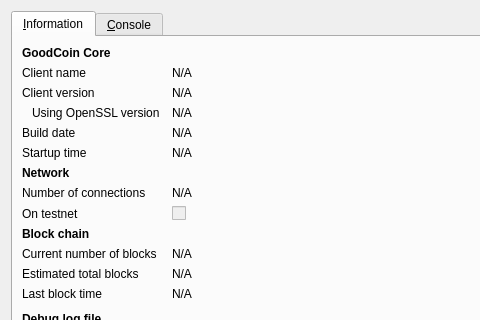
Old version of the form src/qt/forms/rpcconsole.ui in the repository stolenjs/gcfinal; both pictures show x 0 to 480 and y 0 to 320 of the 740 by 450 pixel window.
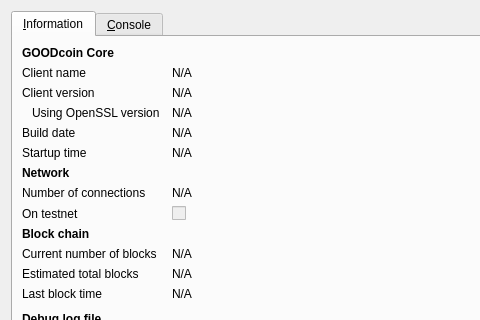
New version of the form. Icons and pictures are not drawn.

The edit to the form file:
```diff
--- a/src/qt/forms/rpcconsole.ui
+++ b/src/qt/forms/rpcconsole.ui
@@ -36,7 +36,7 @@
           </font>
          </property>
          <property name="text">
-          <string>GoodCoin Core</string>
+          <string>GOODcoin Core</string>
          </property>
         </widget>
        </item>
```
Left out of the diff: 6 changed lines with no effect on the pictures.
